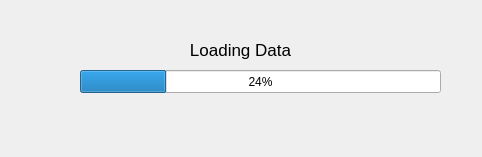
TrinhLab/CASPERapp, file loading_data_form.ui: the form before one commit.
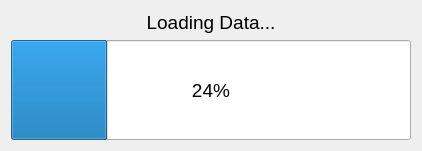
The form after the commit.

Patch:
```diff
--- a/loading_data_form.ui
+++ b/loading_data_form.ui
@@ -6,47 +6,59 @@
    <rect>
     <x>0</x>
     <y>0</y>
-    <width>482</width>
-    <height>157</height>
+    <width>524</width>
+    <height>344</height>
    </rect>
   </property>
+  <property name="font">
+   <font>
+    <family>Arial</family>
+    <pointsize>14</pointsize>
+   </font>
+  </property>
   <property name="windowTitle">
    <string>Form</string>
   </property>
-  <widget class="QProgressBar" name="loading_bar">
-   <property name="geometry">
-    <rect>
-     <x>80</x>
-     <y>70</y>
-     <width>361</width>
-     <height>23</height>
-    </rect>
+  <layout class="QGridLayout" name="gridLayout">
+   <property name="sizeConstraint">
+    <enum>QLayout::SetFixedSize</enum>
    </property>
-   <property name="value">
-    <number>24</number>
-   </property>
-  </widget>
+   <item row="0" column="0">
   <widget class="QLabel" name="info_label">
-   <property name="geometry">
-    <rect>
-     <x>80</x>
-     <y>40</y>
-     <width>321</width>
-     <height>20</height>
-    </rect>
+     <property name="maximumSize">
+      <size>
+       <width>16777215</width>
+       <height>30</height>
+      </size>
    </property>
    <property name="font">
     <font>
-     <pointsize>13</pointsize>
+       <family>Arial</family>
+       <pointsize>14</pointsize>
     </font>
    </property>
    <property name="text">
-    <string>Loading Data</string>
+      <string>Loading Data...</string>
    </property>
    <property name="alignment">
     <set>Qt::AlignCenter</set>
    </property>
   </widget>
+   </item>
+   <item row="1" column="0">
+    <widget class="QProgressBar" name="loading_bar">
+     <property name="minimumSize">
+      <size>
+       <width>400</width>
+       <height>100</height>
+      </size>
+     </property>
+     <property name="value">
+      <number>24</number>
+     </property>
+    </widget>
+   </item>
+  </layout>
  </widget>
  <resources/>
  <connections/>
```
Left out of the diff: 2 changed lines with no effect on the pictures. Lines whose indentation alone changed are shown as unchanged.
